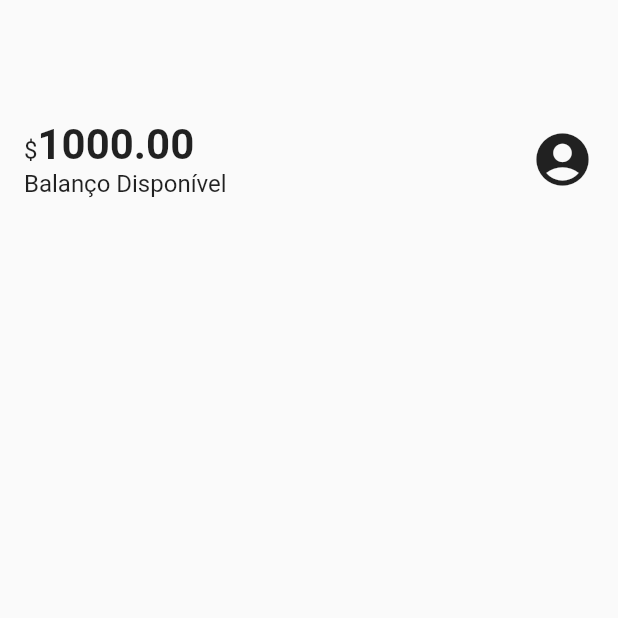
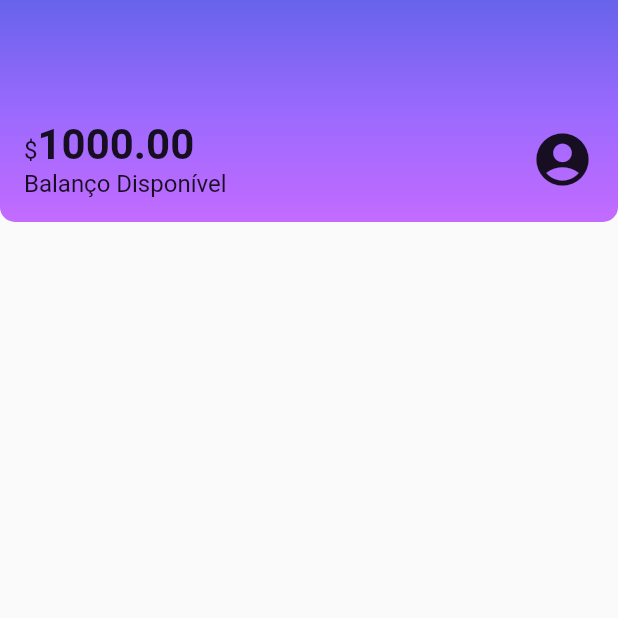
Before and after one commit to thiaagodev/alubank, a Flutter app: the screen it shows after launch, on a phone screen of 412 x 824 dp, the top half of it. Run offline on Flutter 3.47's test engine with Material 2 defaults, Android fonts, the phone set to English and light mode, and no system bars.

Commit message:
decorando header com gradient

```diff
--- a/lib/components/sections/header.dart
+++ b/lib/components/sections/header.dart
@@ -6,6 +6,18 @@ class Header extends StatelessWidget {
   @override
   Widget build(BuildContext context) {
     return Container(
+      decoration: const BoxDecoration(
+        gradient: LinearGradient(
+          begin: Alignment.topCenter,
+          end: Alignment.bottomCenter,
+          colors: <Color>[
+            Color.fromRGBO(103, 99, 234, 1.0),
+            Color.fromRGBO(155, 105, 254, 1.0),
+            Color.fromRGBO(195, 107, 255, 1.0)
+          ],
+        ),
+        borderRadius: BorderRadius.vertical(bottom: Radius.circular(10)),
+      ),
       child: Padding(
         padding: const EdgeInsets.only(
             top: 80.0, left: 16.0, right: 16.0, bottom: 16.0),
@@ -15,13 +27,6 @@ class Header extends StatelessWidget {
             Column(
               crossAxisAlignment: CrossAxisAlignment.start,
               children: const [
-                // Text(
-                //   '\$1000.00',
-                //   style: TextStyle(
-                //     fontSize: 28,
-                //     fontWeight: FontWeight.bold,
-                //   ),
-                // ),
                 Text.rich(
                   TextSpan(
                     text: '\$',
```
